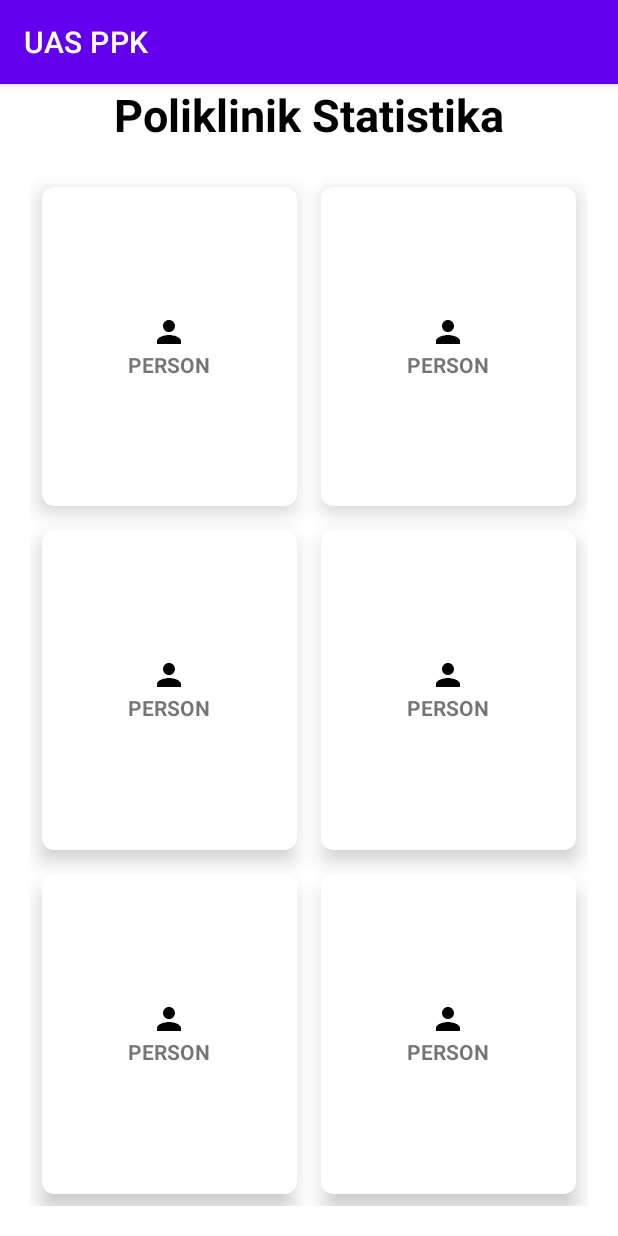
After one commit to ryhanabr/ppk-uas, an Android app: the MenuActivity screen opened directly, with no data from a screen before it, on a phone screen of 412 x 824 dp. The commit adds this screen. Run offline under Robolectric (Android 15) with nearby library versions, the phone set to English and light mode, and no system bars.

Commit message:
desain menu awal

```diff
--- a/app/build.gradle
+++ b/app/build.gradle
@@ -34,6 +34,7 @@ dependencies {
     implementation 'com.google.android.material:material:1.7.0'
     implementation 'androidx.constraintlayout:constraintlayout:2.1.4'
     implementation 'com.android.volley:volley:1.2.1'
+    implementation 'androidx.cardview:cardview:1.0.0'
     testImplementation 'junit:junit:4.13.2'
     androidTestImplementation 'androidx.test.ext:junit:1.1.4'
     androidTestImplementation 'androidx.test.espresso:espresso-core:3.5.0'
--- a/app/src/main/java/com/uas/ppk/LoginActivity.java
+++ b/app/src/main/java/com/uas/ppk/LoginActivity.java
@@ -32,7 +32,7 @@ public class LoginActivity extends AppCompatActivity implements View.OnClickList
     private Button btn_login;
     private TextView tv_registrasi;
     private ProgressBar loading;
-    private String URL_LOGIN = "http://192.168.43.94/login";
+    private String URL_LOGIN = "http://192.168.100.227/ppk-api/public/login";
     private User user;
 
     @Override
@@ -84,27 +84,32 @@ public class LoginActivity extends AppCompatActivity implements View.OnClickList
                         try {
                             JSONObject jsonObject = new JSONObject(response);
                             String status = jsonObject.getString("status");
-                            String msg = jsonObject.getString("msg");
                             if (status.equals("1")) {
                                 Toast.makeText(LoginActivity.this, "Login berhasil!", Toast.LENGTH_SHORT).show();
                                 user.setId(jsonObject.getInt("userId"));
-                                user.setNama(jsonObject.getString("nama"));
+                                user.setNama(jsonObject.getString("nama_lengkap"));
                                 user.setUsername(jsonObject.getString("username"));
                                 user.setEmail(jsonObject.getString("email"));
                                 user.setAlamat(jsonObject.getString("alamat"));
                                 user.setTelp(jsonObject.getString("telp"));
-                                user.setAdmin(jsonObject.getBoolean("admin"));
+                                if(jsonObject.getString("admin").equals("0")) {
+                                    user.setAdmin(false);
+                                } else {
+                                    user.setAdmin(true);
+                                }
+
                                 Log.e("Cek",user.toString());
                                 loading.setVisibility(View.GONE);
                                 btn_login.setVisibility(View.VISIBLE);
                             } else {
+                                String msg = jsonObject.getString("msg");
                                 Toast.makeText(LoginActivity.this, msg, Toast.LENGTH_SHORT).show();
                                 loading.setVisibility(View.GONE);
                                 btn_login.setVisibility(View.VISIBLE);
                             }
                         } catch (JSONException e) {
                             e.printStackTrace();
-                            Toast.makeText(LoginActivity.this, "Terjadi Masalah", Toast.LENGTH_SHORT).show();
+                            Toast.makeText(LoginActivity.this,e.toString(),Toast.LENGTH_SHORT).show();
                             loading.setVisibility(View.GONE);
                             btn_login.setVisibility(View.VISIBLE);
                         }
@@ -113,7 +118,7 @@ public class LoginActivity extends AppCompatActivity implements View.OnClickList
                 new Response.ErrorListener() {
                     @Override
                     public void onErrorResponse(VolleyError error) {
-                        Toast.makeText(LoginActivity.this, "Terjadi Masalah", Toast.LENGTH_SHORT).show();
+                        Toast.makeText(LoginActivity.this, error.toString(), Toast.LENGTH_SHORT).show();
                         loading.setVisibility(View.GONE);
                         btn_login.setVisibility(View.VISIBLE);
                     }
--- /dev/null
+++ b/app/src/main/java/com/uas/ppk/MenuActivity.java
@@ -0,0 +1,14 @@
+package com.uas.ppk;
+
+import androidx.appcompat.app.AppCompatActivity;
+
+import android.os.Bundle;
+
+public class MenuActivity extends AppCompatActivity {
+
+    @Override
+    protected void onCreate(Bundle savedInstanceState) {
+        super.onCreate(savedInstanceState);
+        setContentView(R.layout.activity_menu);
+    }
+}
--- a/app/src/main/java/com/uas/ppk/RegisterActivity.java
+++ b/app/src/main/java/com/uas/ppk/RegisterActivity.java
@@ -37,7 +37,7 @@ public class RegisterActivity extends AppCompatActivity implements View.OnClickL
     private TextView tv_login;
     private ProgressBar loading;
 
-    private String URL_REGIST = "http://192.168.43.94/register";
+    private String URL_REGIST = "http://192.168.100.227/ppk-api/public/register";
 
     @Override
     protected void onCreate(Bundle savedInstanceState) {
@@ -126,7 +126,7 @@ public class RegisterActivity extends AppCompatActivity implements View.OnClickL
                             }
                         } catch (JSONException e) {
                             e.printStackTrace();
-                            Toast.makeText(RegisterActivity.this, "Registrasi Gagal", Toast.LENGTH_SHORT).show();
+                            Toast.makeText(RegisterActivity.this, "Terjadi masalah", Toast.LENGTH_SHORT).show();
                             loading.setVisibility(View.GONE);
                             btn_register.setVisibility(View.VISIBLE);
                         }
@@ -135,6 +135,7 @@ public class RegisterActivity extends AppCompatActivity implements View.OnClickL
                 new Response.ErrorListener() {
                     @Override
                     public void onErrorResponse(VolleyError error) {
+                        Toast.makeText(RegisterActivity.this, "Terjadi masalah", Toast.LENGTH_SHORT).show();
                         loading.setVisibility(View.GONE);
                         btn_register.setVisibility(View.VISIBLE);
                     }
--- a/app/src/main/res/layout/activity_login.xml
+++ b/app/src/main/res/layout/activity_login.xml
@@ -42,6 +42,7 @@
         android:background="@color/white"
         android:hint="Username"
         android:textColorHint="@color/black"
+        android:textColor="@color/black"
         />
 
     <EditText
@@ -56,6 +57,7 @@
         android:background="@color/white"
         android:hint="Password"
         android:textColorHint="@color/black"
+        android:textColor="@color/black"
         />
 
     <Button
--- /dev/null
+++ b/app/src/main/res/layout/activity_menu.xml
@@ -0,0 +1,228 @@
+<?xml version="1.0" encoding="utf-8"?>
+<RelativeLayout xmlns:android="http://schemas.android.com/apk/res/android"
+    xmlns:app="http://schemas.android.com/apk/res-auto"
+    xmlns:tools="http://schemas.android.com/tools"
+    android:layout_width="match_parent"
+    android:layout_height="match_parent"
+    tools:context=".MenuActivity">
+
+    <TextView
+        android:id="@+id/judul"
+        android:layout_width="wrap_content"
+        android:layout_height="wrap_content"
+        android:layout_centerHorizontal="true"
+        android:text="Poliklinik Statistika"
+        android:textColor="@color/black"
+        android:textStyle="bold"
+        android:textSize="30sp"
+
+        />
+
+    <GridLayout
+        android:layout_width="match_parent"
+        android:layout_height="750dp"
+        android:layout_below="@id/judul"
+        android:rowCount="3"
+        android:columnCount="2"
+        android:layout_margin="20dp">
+
+        <androidx.cardview.widget.CardView
+            android:layout_width="wrap_content"
+            android:layout_height="wrap_content"
+            android:layout_row="0"
+            android:layout_column="0"
+            android:layout_gravity="fill"
+            android:layout_rowWeight="1"
+            android:layout_columnWeight="1"
+            android:layout_margin="8dp"
+            app:cardCornerRadius="8dp"
+            app:cardElevation="8dp">
+
+            <LinearLayout
+                android:layout_width="wrap_content"
+                android:layout_height="wrap_content"
+                android:orientation="vertical"
+                android:gravity="center"
+                android:layout_gravity="center_vertical|center_horizontal">
+
+                <ImageView
+                    android:layout_width="wrap_content"
+                    android:layout_height="wrap_content"
+                    android:src="@drawable/ic_baseline_person_24"/>
+                <TextView
+                    android:layout_width="wrap_content"
+                    android:layout_height="wrap_content"
+                    android:text="PERSON"
+                    android:textStyle="bold"
+                    android:textAlignment="center"/>
+            </LinearLayout>
+
+        </androidx.cardview.widget.CardView>
+
+        <androidx.cardview.widget.CardView
+            android:layout_width="wrap_content"
+            android:layout_height="wrap_content"
+            android:layout_row="0"
+            android:layout_column="1"
+            android:layout_gravity="fill"
+            android:layout_rowWeight="1"
+            android:layout_columnWeight="1"
+            android:layout_margin="8dp"
+            app:cardCornerRadius="8dp"
+            app:cardElevation="8dp">
+
+            <LinearLayout
+                android:layout_width="wrap_content"
+                android:layout_height="wrap_content"
+                android:orientation="vertical"
+                android:gravity="center"
+                android:layout_gravity="center_vertical|center_horizontal">
+
+                <ImageView
+                    android:layout_width="wrap_content"
+                    android:layout_height="wrap_content"
+                    android:src="@drawable/ic_baseline_person_24"/>
+                <TextView
+                    android:layout_width="wrap_content"
+                    android:layout_height="wrap_content"
+                    android:text="PERSON"
+                    android:textStyle="bold"
+                    android:textAlignment="center"/>
+            </LinearLayout>
+
+        </androidx.cardview.widget.CardView>
+
+        <androidx.cardview.widget.CardView
+            android:layout_width="wrap_content"
+            android:layout_height="wrap_content"
+            android:layout_row="1"
+            android:layout_column="0"
+            android:layout_gravity="fill"
+            android:layout_rowWeight="1"
+            android:layout_columnWeight="1"
+            android:layout_margin="8dp"
+            app:cardCornerRadius="8dp"
+            app:cardElevation="8dp">
+
+            <LinearLayout
+                android:layout_width="wrap_content"
+                android:layout_height="wrap_content"
+                android:orientation="vertical"
+                android:gravity="center"
+                android:layout_gravity="center_vertical|center_horizontal">
+
+                <ImageView
+                    android:layout_width="wrap_content"
+                    android:layout_height="wrap_content"
+                    android:src="@drawable/ic_baseline_person_24"/>
+                <TextView
+                    android:layout_width="wrap_content"
+                    android:layout_height="wrap_content"
+                    android:text="PERSON"
+                    android:textStyle="bold"
+                    android:textAlignment="center"/>
+            </LinearLayout>
+
+        </androidx.cardview.widget.CardView>
+
+        <androidx.cardview.widget.CardView
+            android:layout_width="wrap_content"
+            android:layout_height="wrap_content"
+            android:layout_row="1"
+            android:layout_column="1"
+            android:layout_gravity="fill"
+            android:layout_rowWeight="1"
+            android:layout_columnWeight="1"
+            android:layout_margin="8dp"
+            app:cardCornerRadius="8dp"
+            app:cardElevation="8dp">
+
+            <LinearLayout
+                android:layout_width="wrap_content"
+                android:layout_height="wrap_content"
+                android:orientation="vertical"
+                android:gravity="center"
+                android:layout_gravity="center_vertical|center_horizontal">
+
+                <ImageView
+                    android:layout_width="wrap_content"
+                    android:layout_height="wrap_content"
+                    android:src="@drawable/ic_baseline_person_24"/>
+                <TextView
+                    android:layout_width="wrap_content"
+                    android:layout_height="wrap_content"
+                    android:text="PERSON"
+                    android:textStyle="bold"
+                    android:textAlignment="center"/>
+            </LinearLayout>
+
+        </androidx.cardview.widget.CardView>
+
+        <androidx.cardview.widget.CardView
+            android:layout_width="wrap_content"
+            android:layout_height="wrap_content"
+            android:layout_row="2"
+            android:layout_column="0"
+            android:layout_gravity="fill"
+            android:layout_rowWeight="1"
+            android:layout_columnWeight="1"
+            android:layout_margin="8dp"
+            app:cardCornerRadius="8dp"
+            app:cardElevation="8dp">
+
+            <LinearLayout
+                android:layout_width="wrap_content"
+                android:layout_height="wrap_content"
+                android:orientation="vertical"
+                android:gravity="center"
+                android:layout_gravity="center_vertical|center_horizontal">
+
+                <ImageView
+                    android:layout_width="wrap_content"
+                    android:layout_height="wrap_content"
+                    android:src="@drawable/ic_baseline_person_24"/>
+                <TextView
+                    android:layout_width="wrap_content"
+                    android:layout_height="wrap_content"
+                    android:text="PERSON"
+                    android:textStyle="bold"
+                    android:textAlignment="center"/>
+            </LinearLayout>
+
+        </androidx.cardview.widget.CardView>
+
+        <androidx.cardview.widget.CardView
+            android:layout_width="wrap_content"
+            android:layout_height="wrap_content"
+            android:layout_row="2"
+            android:layout_column="1"
+            android:layout_gravity="fill"
+            android:layout_rowWeight="1"
+            android:layout_columnWeight="1"
+            android:layout_margin="8dp"
+            app:cardCornerRadius="8dp"
+            app:cardElevation="8dp">
+
+            <LinearLayout
+                android:layout_width="wrap_content"
+                android:layout_height="wrap_content"
+                android:orientation="vertical"
+                android:gravity="center"
+                android:layout_gravity="center_vertical|center_horizontal">
+
+                <ImageView
+                    android:layout_width="wrap_content"
+                    android:layout_height="wrap_content"
+                    android:src="@drawable/ic_baseline_person_24"/>
+                <TextView
+                    android:layout_width="wrap_content"
+                    android:layout_height="wrap_content"
+                    android:text="PERSON"
+                    android:textStyle="bold"
+                    android:textAlignment="center"/>
+            </LinearLayout>
+
+        </androidx.cardview.widget.CardView>
+
+    </GridLayout>
+</RelativeLayout>
```
Also changed, not shown: app/src/main/AndroidManifest.xml (+11 -3 lines).
